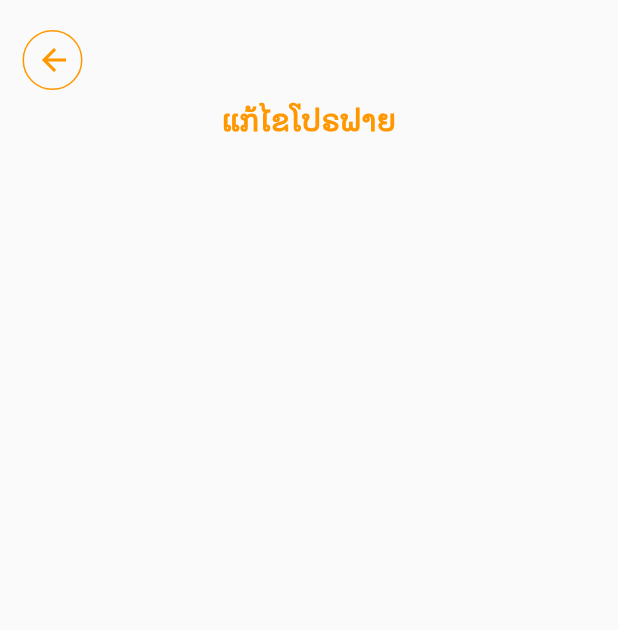
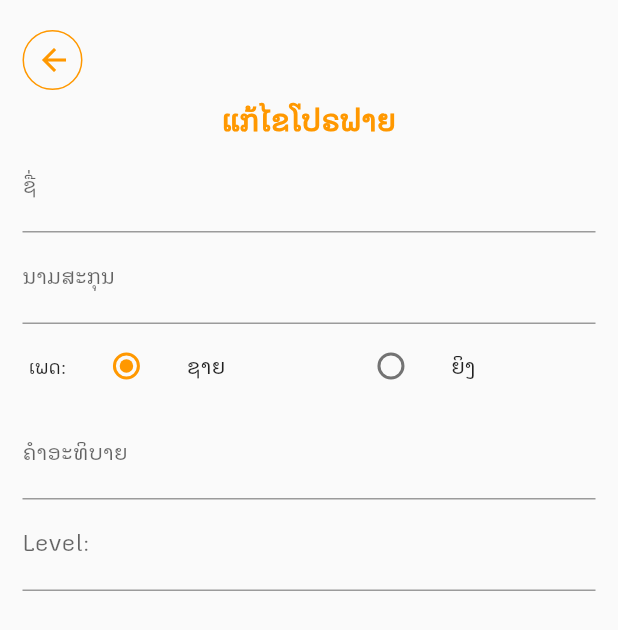
Before and after one commit to Nanthavath/fitfunction, a Flutter app: the HomePage screen opened directly, tab 3 chosen, after a tap on "ແກ້ໄຂ", on a phone screen of 412 x 824 dp. Shown: the top 630 px of the screen. Run offline on Flutter 3.47's test engine with Material 2 defaults, Android fonts, the phone set to English and light mode, and no system bars; our stand-ins replace cloud_firestore, firebase_auth, firebase_storage, image_picker; accounts and stored records are empty; network calls fail.

Commit message:
Set all Page

```diff
--- a/lib/main.dart
+++ b/lib/main.dart
@@ -1,8 +1,10 @@
 import 'package:firebase_auth/firebase_auth.dart';
 import 'package:fitfunction/authentication.dart';
 import 'package:fitfunction/screens/homePages/homePage.dart';
+import 'package:fitfunction/screens/homePages/menuPages/menu_page.dart';
 import 'package:fitfunction/screens/homePages/profiles/profile_page.dart';
 import 'package:fitfunction/screens/homePages/profiles/view_profile.dart';
+import 'package:fitfunction/screens/homePages/workoutPage/workout_page.dart';
 import 'package:fitfunction/screens/loginPage.dart';
 import 'package:fitfunction/screens/switchPage.dart';
 import 'package:flutter/material.dart';
--- a/lib/screens/createAccount/getBirthDayPage.dart
+++ b/lib/screens/createAccount/getBirthDayPage.dart
@@ -25,8 +25,8 @@ class _GetBirthDayPageState extends State<GetBirthDayPage> {
     final DateTime picked = await showDatePicker(
         context: context,
         initialDate: selectedDate,
-        firstDate: DateTime(2015, 8),
-        lastDate: DateTime(2101));
+        firstDate: DateTime(1990),
+        lastDate: DateTime(2021));
     if (picked != null && picked != selectedDate)
       setState(() {
         selectedDate = picked;
--- a/lib/screens/createAccount/getNamePage.dart
+++ b/lib/screens/createAccount/getNamePage.dart
@@ -21,7 +21,7 @@ class GetNamePage extends StatelessWidget {
           ),
           hintText: 'ນາມສະກຸນ'),
       validator: Validator.surnameValidate,
-      onSaved: (value)=>myUser.surname,
+      onSaved: (value)=>myUser.surname=value,
     );
     final nameText = TextFormField(
       textAlign: TextAlign.center,
@@ -31,7 +31,7 @@ class GetNamePage extends StatelessWidget {
           ),
           hintText: 'ຊື່'),
       validator: Validator.nameValidate,
-      onSaved: (value) => myUser.name,
+      onSaved: (value) => myUser.name=value,
     );
     final summitButton = Align(
       alignment: Alignment.bottomRight,
--- a/lib/screens/homePages/homePage.dart
+++ b/lib/screens/homePages/homePage.dart
@@ -1,8 +1,8 @@
 import 'package:fitfunction/authentication.dart';
-import 'package:fitfunction/screens/homePages/menu_page.dart';
+import 'package:fitfunction/screens/homePages/menuPages/menu_page.dart';
 import 'package:fitfunction/screens/homePages/postPages/post_page.dart';
-import 'file:///C:/Users/msi/Desktop/fitfunction/lib/screens/homePages/profiles/profile_page.dart';
-import 'package:fitfunction/screens/homePages/workout_page.dart';
+import 'package:fitfunction/screens/homePages/profiles/profile_page.dart';
+import 'file:///C:/Users/Admin/OneDrive/Desktop/fitfunction/lib/screens/homePages/workoutPage/workout_page.dart';
 import 'package:flutter/material.dart';
 
 class HomePage extends StatefulWidget {
@@ -13,6 +13,7 @@ class HomePage extends StatefulWidget {
 class _HomePageState extends State<HomePage> {
   Authen authentication = Authen();
   ScrollController scrollController;
+
   @override
   Widget build(BuildContext context) {
     var flexibleSpaceWidget = SliverAppBar(
@@ -34,16 +35,19 @@ class _HomePageState extends State<HomePage> {
         unselectedLabelColor: Colors.black26,
         tabs: [
           Tab(
-            icon: Image.asset('images/home.png'),
+            icon: Image.asset(
+              'images/home.png',
+              width: 30,
+            ),
           ),
           Tab(
-            icon: Image.asset('images/dumbbell.png'),
+            icon: Image.asset('images/dumbbell.png', width: 30),
           ),
           Tab(
-            icon: Image.asset('images/person.png'),
+            icon: Image.asset('images/person.png', width: 30),
           ),
           Tab(
-            icon: Image.asset('images/menu.png'),
+            icon: Image.asset('images/menu.png', width: 30),
           ),
         ],
       ),
@@ -51,7 +55,9 @@ class _HomePageState extends State<HomePage> {
       floating: true,
     );
 
-    return Scaffold(
+    return WillPopScope(
+      onWillPop: () async => false,
+      child: Scaffold(
         body: SafeArea(
           child: DefaultTabController(
             length: 4,
@@ -74,31 +80,7 @@ class _HomePageState extends State<HomePage> {
             ),
           ),
         ),
+      ),
     );
   }
 }
-
-// class _SliverAppBarDelegate extends SliverPersistentHeaderDelegate {
-//   final TabBar _tabBar;
-
-//   _SliverAppBarDelegate(this._tabBar);
-
-//   @override
-//   double get minExtent => _tabBar.preferredSize.height;
-
-//   @override
-//   double get maxExtent => _tabBar.preferredSize.height;
-
-//   @override
-//   Widget build(
-//       BuildContext context, double shrinkOffset, bool overlapsContent) {
-//     return new Container(
-//       child: _tabBar,
-//     );
-//   }
-
-//   @override
-//   bool shouldRebuild(_SliverAppBarDelegate oldDelegate) {
-//     return false;
-//   }
-// }
--- a/lib/screens/homePages/postPages/create_post.dart
+++ b/lib/screens/homePages/postPages/create_post.dart
@@ -4,6 +4,7 @@ import 'dart:io';
 
 import 'package:cloud_firestore/cloud_firestore.dart';
 import 'package:firebase_auth/firebase_auth.dart';
+import 'package:fitfunction/models/adapter.dart';
 import 'package:flutter/services.dart' show rootBundle;
 import 'package:image_picker/image_picker.dart';
 import 'package:path_provider/path_provider.dart';
@@ -177,7 +178,9 @@ class _BuildPostState extends State<BuildPost> {
                 onPressed: () {
                   if (post.uploadImageToStorage(file)!= null) {
                     Navigator.of(context).maybePop();
+                    print(currentUser.uid);
                   }
+
                 },
               ),
             ],
--- a/lib/screens/homePages/profiles/edit_profile.dart
+++ b/lib/screens/homePages/profiles/edit_profile.dart
@@ -1,3 +1,4 @@
+import 'package:fitfunction/models/adapter.dart';
 import 'package:fitfunction/widgets/backButton.dart';
 import 'package:flutter/material.dart';
 
@@ -6,9 +7,64 @@ class EditProfile extends StatefulWidget {
   _EditProfileState createState() => _EditProfileState();
 }
 
+enum Genders {
+  male,
+  female,
+}
+
 class _EditProfileState extends State<EditProfile> {
+  Genders _genders = Genders.male;
+  String _gender;
+
   @override
   Widget build(BuildContext context) {
+    final males = ListTile(
+      title: const Text('ຊາຍ'),
+      leading: Radio(
+        value: Genders.male,
+        groupValue: _genders,
+        onChanged: (Genders value) {
+          setState(
+            () {
+              _genders = value;
+              if (value == Genders.male) {
+                _gender = 'ຊາຍ';
+              }
+              myUser.gender = _gender;
+            },
+          );
+        },
+      ),
+    );
+
+    final females = ListTile(
+      title: const Text('ຍິງ'),
+      leading: Radio(
+        value: Genders.female,
+        groupValue: _genders,
+        onChanged: (Genders value) {
+          setState(() {
+            _genders = value;
+            if (value == Genders.female) {
+              _gender = 'ຍິງ';
+            }
+            myUser.gender = _gender;
+          });
+        },
+      ),
+    );
+
+    final genderPicker = Row(
+      children: <Widget>[
+        Text(' ເພດ:'),
+        Expanded(
+          child: males,
+        ),
+        Expanded(
+          child: females,
+        ),
+      ],
+    );
     return Scaffold(
       body: SafeArea(
         child: Container(
@@ -28,7 +84,20 @@ class _EditProfileState extends State<EditProfile> {
                     color: Colors.orange,
                   ),
                 ),
-              )
+              ),
+              TextFormField(
+                decoration: InputDecoration(labelText: 'ຊື່'),
+              ),
+              TextFormField(
+                decoration: InputDecoration(labelText: 'ນາມສະກຸນ'),
+              ),
+              genderPicker,
+              TextFormField(
+                decoration: InputDecoration(labelText: 'ຄຳອະທິບາຍ'),
+              ),
+              TextFormField(
+                decoration: InputDecoration(labelText: 'Level:'),
+              ),
             ],
           ),
         ),
--- a/lib/screens/homePages/profiles/profile_page.dart
+++ b/lib/screens/homePages/profiles/profile_page.dart
@@ -1,7 +1,12 @@
 import 'dart:io';
 
+import 'package:cloud_firestore/cloud_firestore.dart';
+import 'package:firebase_auth/firebase_auth.dart';
+import 'package:fitfunction/models/adapter.dart';
+import 'package:fitfunction/models/users.dart';
 import 'package:fitfunction/screens/homePages/profiles/edit_profile.dart';
 import 'package:fitfunction/screens/homePages/profiles/view_profile.dart';
+import 'package:fitfunction/widgets/circularProgress.dart';
 import 'package:flutter/cupertino.dart';
 import 'package:flutter/material.dart';
 import 'package:image_picker/image_picker.dart';
@@ -14,13 +19,16 @@ class ProfilePage extends StatefulWidget {
 class _ProfilePageState extends State<ProfilePage> {
   File fileCover;
   File fileProfile;
+
   final picker = ImagePicker();
+  Users users = Users();
 
   Future<void> choosePictureCover(ImageSource imageSource) async {
     try {
       final object = await picker.getImage(source: imageSource);
       setState(() {
         fileCover = File(object.path);
+        setCoverProfile();
       });
     } catch (ex) {}
   }
@@ -30,14 +38,35 @@ class _ProfilePageState extends State<ProfilePage> {
       final object = await picker.getImage(source: imageSource);
       setState(() {
         fileProfile = File(object.path);
+        setProfile();
       });
     } catch (ex) {}
+  }
+
+  // Controller _controller=Controller();
+  Future getData() async {
+    Firestore firestoreInstance = Firestore.instance;
+    var firebaseUser = await FirebaseAuth.instance.currentUser();
+    return firestoreInstance
+        .collection("Users")
+        .document(firebaseUser.uid)
+        .get();
   }
 
   @override
   Widget build(BuildContext context) {
     return Scaffold(
-      body: Container(
+        body: FutureBuilder(
+      future: getData(),
+      builder: (_, snapshot) {
+        if (snapshot.connectionState == ConnectionState.waiting) {
+          return Center(
+            child: CircularProgress(
+              title: 'ກຳລັງໂຫລດ',
+            ),
+          );
+        } else {
+          return Container(
             child: ListView(
               children: <Widget>[
                 Container(
@@ -52,10 +81,11 @@ class _ProfilePageState extends State<ProfilePage> {
                           height: MediaQuery.of(context).size.height / 3.5,
                           decoration: BoxDecoration(
                             image: DecorationImage(
-                              image: fileCover == null
+                                image: snapshot.data['urlCover'] == null
                                     ? AssetImage('images/cats.jpg')
-                                  : FileImage(fileCover),
-                              fit: BoxFit.fill)),
+                                    : NetworkImage(snapshot.data['urlCover']),
+                                fit: BoxFit.fill),
+                          ),
                         ),
                         onTap: () {
                           actionSheetCover();
@@ -71,13 +101,13 @@ class _ProfilePageState extends State<ProfilePage> {
                               decoration: BoxDecoration(
                                   color: Colors.amber,
                                   shape: BoxShape.circle,
-                              border:
-                                  Border.all(width: 1.5, color: Colors.white),
+                                  border: Border.all(
+                                      width: 1.5, color: Colors.white),
                                   image: DecorationImage(
-                                image: fileProfile == null
+                                      image: snapshot.data['urlProfile'] == null
                                           ? AssetImage('images/app_logo.png')
-                                    : FileImage(fileProfile, scale: 1.0),
-                              )),
+                                          : NetworkImage(
+                                              snapshot.data['urlProfile']))),
                             ),
                             onTap: () {
                               //actionSheetModel();
@@ -91,7 +121,7 @@ class _ProfilePageState extends State<ProfilePage> {
                 ),
                 Center(
                   child: Text(
-                'Nanthavath Vongsouna',
+                    '${snapshot.data['name']} ${snapshot.data['surname']}',
                     style: TextStyle(fontSize: 23, fontWeight: FontWeight.bold),
                   ),
                 ),
@@ -103,8 +133,8 @@ class _ProfilePageState extends State<ProfilePage> {
                       style: TextStyle(fontSize: 20),
                     ),
                     onPressed: () {
-                  Navigator.of(context).push(
-                      MaterialPageRoute(builder: (context) => EditProfile()));
+                      Navigator.of(context).push(MaterialPageRoute(
+                          builder: (context) => EditProfile()));
                     },
                   ),
                 ),
@@ -115,23 +145,28 @@ class _ProfilePageState extends State<ProfilePage> {
                     child: Column(
                       crossAxisAlignment: CrossAxisAlignment.start,
                       children: <Widget>[
-                    Text('ສະຖານະ: Single'),
+                        Text(
+                            'ສະຖານະ: ${snapshot.data['relationship'] == null ? 'ບໍ່ໄດ້ກຳນັດ' : snapshot.data['relationship']}'),
+                        Divider(),
+                        Text('ວັນເດືອນປີເກີດ:  ${snapshot.data['birthDay']}'),
                         Divider(),
                         Text('ຄຳອະທິບາຍ:Workout Work body'),
                         Divider(),
                         Text('Level:Basic'),
                         Divider(),
-                    Expanded(
-                      child: Container(),
-                    ),
+//                    Expanded(
+//                      child: Container(),
+//                    ),
                       ],
                     ),
                   ),
                 ),
               ],
             ),
-      ),
           );
+        }
+      },
+    ));
   }
 
   void actionSheetCover() {
@@ -182,6 +217,7 @@ class _ProfilePageState extends State<ProfilePage> {
                     ),
                     onTap: () {
                       choosePictureCover(ImageSource.gallery);
+
                       Navigator.of(context).pop();
                     },
                   ),
@@ -196,6 +232,7 @@ class _ProfilePageState extends State<ProfilePage> {
                     ),
                     onTap: () {
                       choosePictureCover(ImageSource.camera);
+                      setCoverProfile();
                       Navigator.of(context).pop();
                     },
                   ),
@@ -204,6 +241,10 @@ class _ProfilePageState extends State<ProfilePage> {
             ),
           );
         });
+  }
+
+  void setCoverProfile() {
+    users.uploadImageToStorage(fileCover);
   }
 
   Future<void> showChoiceDialogProfile() {
@@ -277,4 +318,8 @@ class _ProfilePageState extends State<ProfilePage> {
   void changeProfile() {
     showChoiceDialogProfile();
   }
+
+  void setProfile() {
+    users.uploadImageToStorage(fileProfile);
   }
+}
--- a/lib/screens/loginPage.dart
+++ b/lib/screens/loginPage.dart
@@ -149,7 +149,7 @@ class _LoginPageState extends State<LoginPage> {
 
   void submit() {
     authentication.signInWithEmail(email, pass).then((value) {
-     currentUser=value;
+     currentUser= value;
       Navigator.of(context).pushAndRemoveUntil(
           MaterialPageRoute(builder: (BuildContext context) => HomePage()),
           (Route<dynamic> route) => false);
```
Also changed, not shown: lib/models/adapter.dart (+10 -1 lines), lib/models/posts.dart (+3 -6 lines), lib/models/users.dart (+86 -14 lines), lib/screens/homePages/menuPages/favorite_page.dart (added, +19 -0 lines), lib/screens/homePages/menuPages/gyms_page.dart (added, +15 -0 lines), lib/screens/homePages/menuPages/menu_page.dart (added, +130 -0 lines), lib/screens/homePages/menuPages/save_page.dart (added, +17 -0 lines), lib/screens/homePages/menu_page.dart (deleted, +0 -35 lines), lib/screens/homePages/postPages/post_page.dart (+5 -4 lines), lib/screens/homePages/workoutPage/myPlan_page.dart (added, +17 -0 lines), lib/screens/homePages/workoutPage/workout_page.dart (added, +135 -0 lines), lib/screens/homePages/workout_page.dart (deleted, +0 -13 lines). Lines whose indentation alone changed are shown as unchanged.
